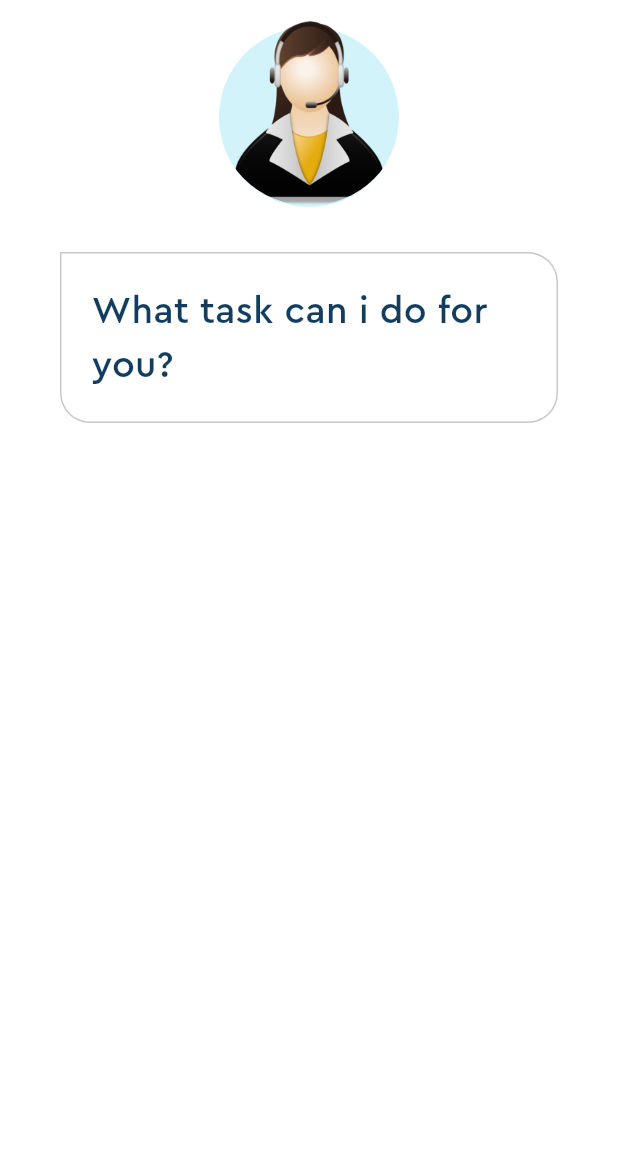
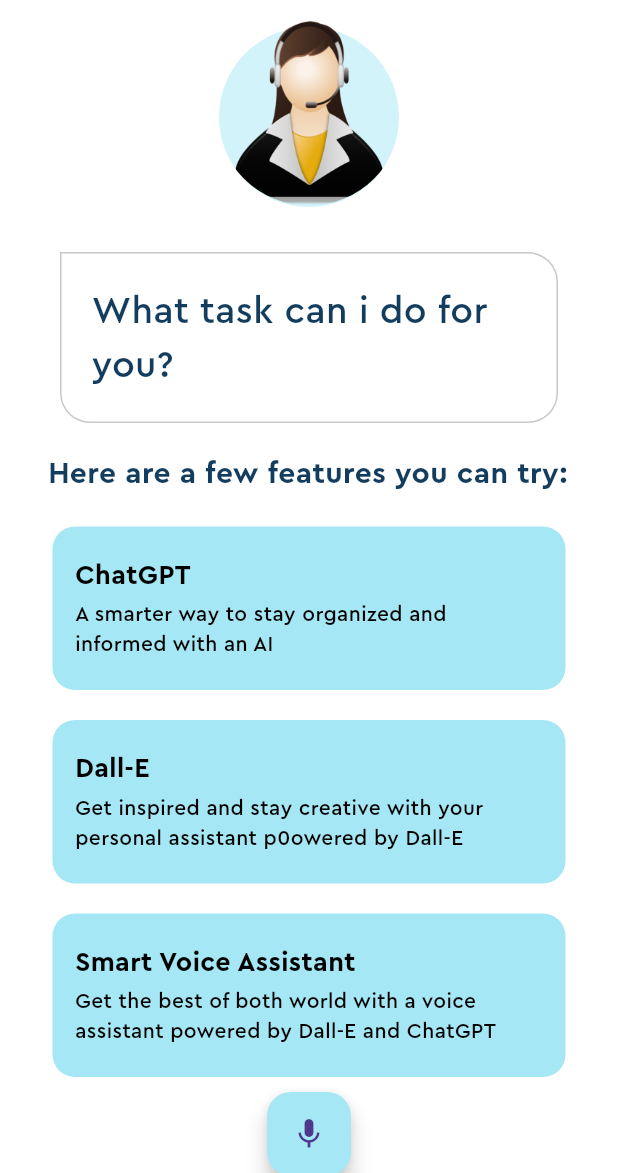
Before and after one commit to Kapil619/AI_Assistant, a Flutter app: the screen it shows after launch, on a phone screen of 412 x 824 dp, the part 63-1236 px from its top. Run offline on Flutter 3.47's test engine with Material 3 defaults, Android fonts, the phone set to English and light mode, and no system bars.

Commit message:
Finished the UI

```diff
--- /dev/null
+++ b/lib/feature_box.dart
@@ -0,0 +1,55 @@
+import "package:ai_assistant/pallete.dart";
+import "package:flutter/material.dart";
+
+class FeatureBox extends StatelessWidget {
+  final Color color;
+  final String headerText;
+  final String descriptionText;
+  const FeatureBox(
+      {super.key,
+      required this.descriptionText,
+      required this.headerText,
+      required this.color});
+
+  @override
+  Widget build(BuildContext context) {
+    return Container(
+      margin: const EdgeInsets.symmetric(horizontal: 35, vertical: 10),
+      decoration: BoxDecoration(
+        color: color,
+        borderRadius: const BorderRadius.all(
+          Radius.circular(15),
+        ),
+      ),
+      child: Padding(
+        padding: const EdgeInsets.symmetric(vertical: 20).copyWith(left: 15),
+        child: Column(
+          children: [
+            Align(
+              alignment: Alignment.centerLeft,
+              child: Text(
+                headerText,
+                style: const TextStyle(
+                    fontFamily: 'Cera Pro',
+                    color: Pallete.blackColor,
+                    fontSize: 18,
+                    fontWeight: FontWeight.bold),
+              ),
+            ),
+            const SizedBox(height: 3),
+            Padding(
+              padding: const EdgeInsets.only(right: 18.0),
+              child: Text(
+                descriptionText,
+                style: const TextStyle(
+                  fontFamily: 'Cera Pro',
+                  color: Pallete.blackColor,
+                ),
+              ),
+            ),
+          ],
+        ),
+      ),
+    );
+  }
+}
--- a/lib/home_page.dart
+++ b/lib/home_page.dart
@@ -1,3 +1,4 @@
+import 'package:ai_assistant/feature_box.dart';
 import 'package:ai_assistant/pallete.dart';
 import 'package:flutter/material.dart';
 
@@ -66,6 +67,47 @@ class _HomePageState extends State<HomePage> {
               ),
             ),
           ),
+          //suggestions
+          Container(
+            padding: const EdgeInsets.all(10),
+            margin: const EdgeInsets.only(top: 10, left: 22),
+            alignment: Alignment.centerLeft,
+            child: const Text(
+              'Here are a few features you can try:',
+              style: TextStyle(
+                  fontFamily: 'Cera Pro',
+                  color: Pallete.mainFontColor,
+                  fontSize: 20,
+                  fontWeight: FontWeight.bold),
+            ),
+          ),
+          const Column(
+            children: [
+              FeatureBox(
+                color: Pallete.firstSuggestionBoxColor,
+                headerText: 'ChatGPT',
+                descriptionText:
+                    'A smarter way to stay organized and informed with an AI',
+              ),
+              FeatureBox(
+                color: Pallete.firstSuggestionBoxColor,
+                headerText: 'Dall-E',
+                descriptionText:
+                    'Get inspired and stay creative with your personal assistant p0owered by Dall-E',
+              ),
+              FeatureBox(
+                color: Pallete.firstSuggestionBoxColor,
+                headerText: 'Smart Voice Assistant',
+                descriptionText:
+                    'Get the best of both world with a voice assistant powered by Dall-E and ChatGPT',
+              ),
+            ],
+          ),
+          FloatingActionButton(
+            backgroundColor: Pallete.firstSuggestionBoxColor,
+            onPressed: () {},
+            child: const Icon(Icons.mic),
+          ),
         ],
       ),
     );
```
